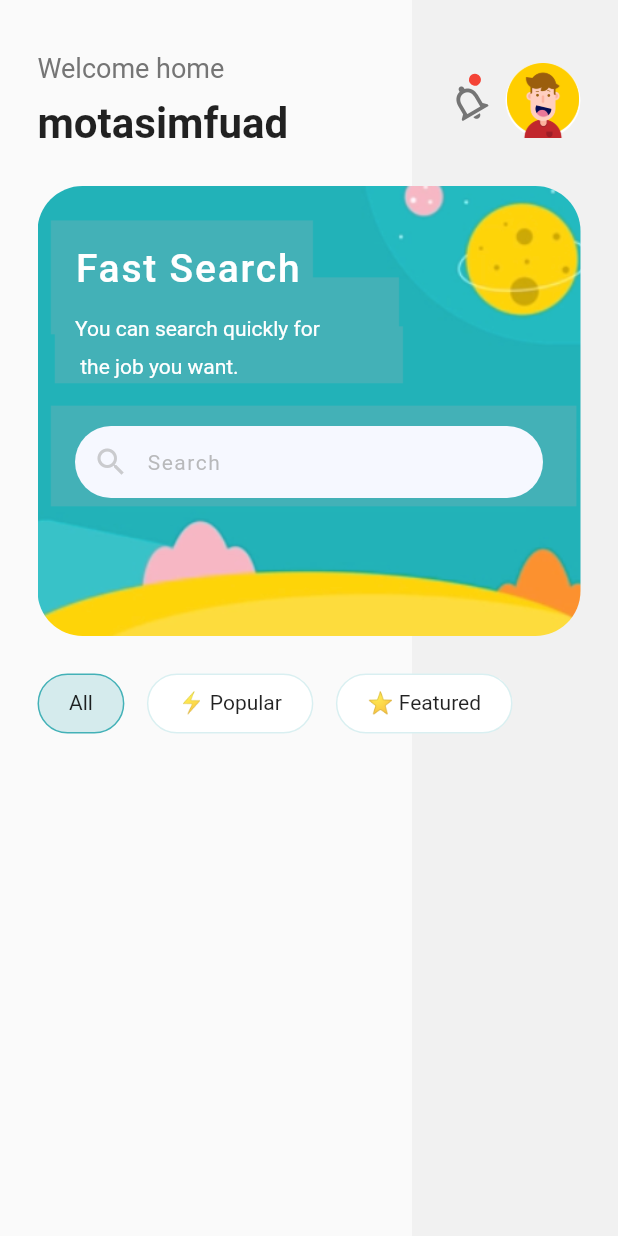
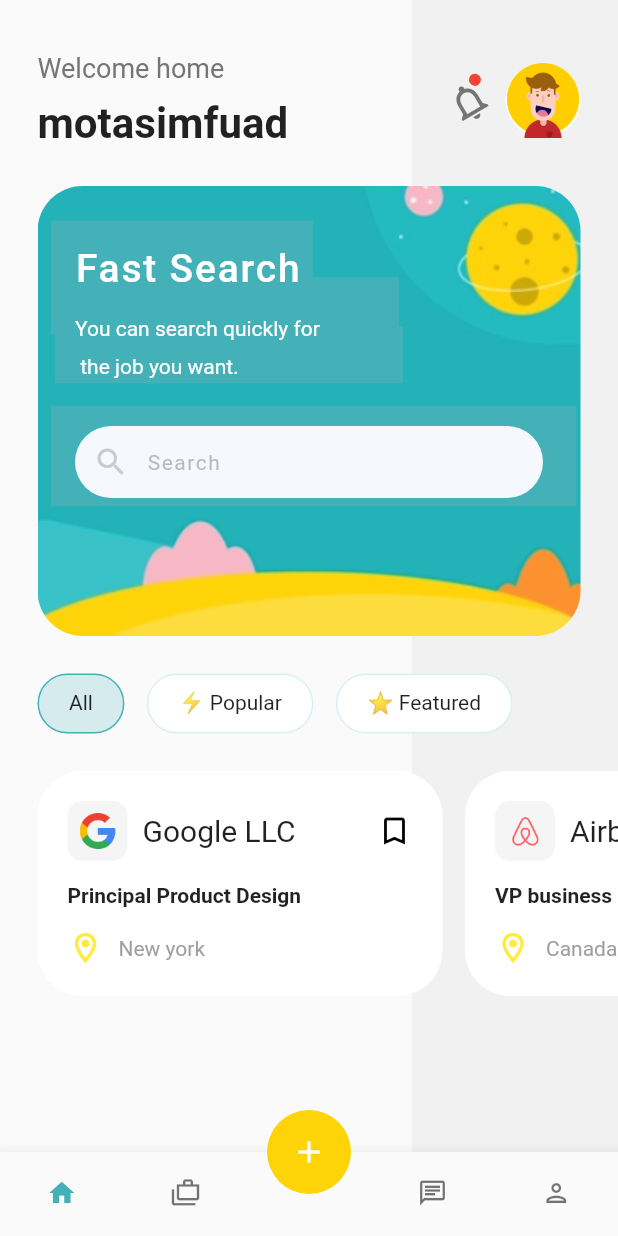
Before and after one commit to motasimfuad/job_finder_flutter, a Flutter app: the screen it shows after launch, on a phone screen of 412 x 824 dp. Run offline on Flutter 3.47's test engine with Material 2 defaults, Android fonts, the phone set to English and light mode, and no system bars.

Commit message:
home page completed

```diff
--- /dev/null
+++ b/lib/models/job.dart
@@ -0,0 +1,66 @@
+class Job {
+  String company;
+  String longUrl;
+  bool isMark;
+  String title;
+  String location;
+  String time;
+  List<String> req;
+
+  Job({
+    required this.company,
+    required this.longUrl,
+    required this.isMark,
+    required this.title,
+    required this.location,
+    required this.time,
+    required this.req,
+  });
+
+  static List<Job> generateJobs() {
+    return [
+      Job(
+        company: 'Google LLC',
+        longUrl: 'assets/images/google_logo.png',
+        isMark: false,
+        title: 'Principal Product Design',
+        location: 'New york',
+        time: 'Full time',
+        req: [
+          'Creative with an eye for shape and color',
+          'Understand different materials and production methods',
+          'How technical adn scientific knowledge',
+          'Interested in the way people choose and use product',
+        ],
+      ),
+      Job(
+        company: 'Airbnb Inc',
+        longUrl: 'assets/images/airbnb_logo.png',
+        isMark: true,
+        title: 'VP business Design',
+        location: 'Canada',
+        time: 'Part time',
+        req: [
+          'Creative with an eye for shape and color',
+          'Understand different materials and production methods',
+          'How technical adn scientific knowledge',
+          'Interested in the way people choose and use product',
+        ],
+      ),
+      Job(
+        company: 'LinkedIn corp.',
+        longUrl: 'assets/images/linkedin_logo.png',
+        isMark: true,
+        title: 'Talent Acquisation Lead',
+        location: 'Canada',
+        time: 'Part time',
+        req: [
+          'Creative with an eye for shape and color',
+          'Understand different materials and production methods',
+          'How technical adn scientific knowledge',
+          'Interested in the way people choose and use product',
+        ],
+      ),
+    ];
+  }
+}
--- a/lib/screens/home/home.dart
+++ b/lib/screens/home/home.dart
@@ -1,5 +1,6 @@
 import 'package:flutter/material.dart';
 import 'package:job_finder_flutter/screens/home/widgets/home_app_bar.dart';
+import 'package:job_finder_flutter/screens/home/widgets/job_list.dart';
 import 'package:job_finder_flutter/screens/home/widgets/search_card.dart';
 import 'package:job_finder_flutter/screens/home/widgets/tag_list.dart';
 
@@ -26,14 +27,70 @@ class HomePage extends StatelessWidget {
             ],
           ),
           Column(
-            children: const [
-              HomeAppBar(),
-              SearchCard(),
-              TagList(),
+            children: [
+              const HomeAppBar(),
+              const SearchCard(),
+              const TagList(),
+              JobList(),
             ],
           ),
         ],
       ),
+      floatingActionButtonLocation: FloatingActionButtonLocation.centerDocked,
+      floatingActionButton: FloatingActionButton(
+        elevation: 0,
+        onPressed: () {},
+        child: const Icon(
+          Icons.add,
+          color: Colors.white,
+        ),
+      ),
+      bottomNavigationBar: Theme(
+        data: ThemeData(
+          splashColor: Colors.transparent,
+          highlightColor: Colors.transparent,
+        ),
+        child: BottomNavigationBar(
+          showSelectedLabels: false,
+          showUnselectedLabels: false,
+          selectedItemColor: Theme.of(context).primaryColor,
+          type: BottomNavigationBarType.fixed,
+          items: const [
+            BottomNavigationBarItem(
+              icon: Icon(
+                Icons.home,
+                size: 20,
+              ),
+              label: 'Home',
+            ),
+            BottomNavigationBarItem(
+              icon: Icon(
+                Icons.cases_outlined,
+                size: 20,
+              ),
+              label: 'Case',
+            ),
+            BottomNavigationBarItem(
+              icon: Text(''),
+              label: '',
+            ),
+            BottomNavigationBarItem(
+              icon: Icon(
+                Icons.chat_outlined,
+                size: 20,
+              ),
+              label: 'Chat',
+            ),
+            BottomNavigationBarItem(
+              icon: Icon(
+                Icons.person_outlined,
+                size: 20,
+              ),
+              label: 'Person',
+            ),
+          ],
+        ),
+      ),
     );
   }
 }
--- /dev/null
+++ b/lib/screens/home/widgets/job_item.dart
@@ -0,0 +1,76 @@
+import 'package:flutter/cupertino.dart';
+import 'package:flutter/material.dart';
+import 'package:job_finder_flutter/constants/colors.dart';
+import 'package:job_finder_flutter/models/job.dart';
+import 'package:job_finder_flutter/widgets/icon_text.dart';
+
+class JobItem extends StatelessWidget {
+  final Job job;
+  final bool showTime;
+  const JobItem(this.job, {this.showTime = false});
+
+  @override
+  Widget build(BuildContext context) {
+    return Container(
+      width: 270,
+      padding: const EdgeInsets.all(20),
+      decoration: BoxDecoration(
+        color: Colors.white,
+        borderRadius: BorderRadius.circular(30),
+      ),
+      child: Column(
+        crossAxisAlignment: CrossAxisAlignment.start,
+        children: [
+          Row(
+            mainAxisAlignment: MainAxisAlignment.spaceBetween,
+            children: [
+              Row(
+                children: [
+                  Container(
+                    height: 40,
+                    width: 40,
+                    padding: const EdgeInsets.all(8),
+                    decoration: BoxDecoration(
+                      color: Colors.grey.shade100,
+                      borderRadius: BorderRadius.circular(10),
+                    ),
+                    child: Image.asset(job.longUrl),
+                  ),
+                  const SizedBox(width: 10),
+                  Text(
+                    job.company,
+                    style: const TextStyle(
+                      fontSize: 20,
+                      color: Colors.black87,
+                      fontWeight: FontWeight.w400,
+                    ),
+                  ),
+                ],
+              ),
+              Icon(
+                job.isMark ? Icons.bookmark : Icons.bookmark_outline_outlined,
+                color: job.isMark ? kPrimary : Colors.black,
+              ),
+            ],
+          ),
+          const SizedBox(height: 15),
+          Text(
+            job.title,
+            style: const TextStyle(
+              fontWeight: FontWeight.bold,
+            ),
+          ),
+          const SizedBox(height: 15),
+          Row(
+            mainAxisAlignment: MainAxisAlignment.spaceBetween,
+            children: [
+              IconText(icon: Icons.location_on_outlined, text: job.location),
+              if (showTime)
+                IconText(icon: Icons.access_time_outlined, text: job.time),
+            ],
+          )
+        ],
+      ),
+    );
+  }
+}
--- /dev/null
+++ b/lib/screens/home/widgets/job_list.dart
@@ -0,0 +1,41 @@
+import 'package:flutter/material.dart';
+import 'package:job_finder_flutter/models/job.dart';
+import 'package:job_finder_flutter/screens/home/widgets/job_detail.dart';
+import 'package:job_finder_flutter/screens/home/widgets/job_item.dart';
+
+class JobList extends StatelessWidget {
+  final jobList = Job.generateJobs();
+
+  @override
+  Widget build(BuildContext context) {
+    return Container(
+      padding: const EdgeInsets.symmetric(vertical: 25),
+      height: 200,
+      child: ListView.separated(
+        padding: const EdgeInsets.symmetric(horizontal: 25),
+        scrollDirection: Axis.horizontal,
+        itemCount: jobList.length,
+        separatorBuilder: (BuildContext context, int index) {
+          return const SizedBox(width: 15);
+        },
+        itemBuilder: (BuildContext context, int index) {
+          return GestureDetector(
+            onTap: () {
+              showModalBottomSheet(
+                shape: const RoundedRectangleBorder(
+                  borderRadius: BorderRadius.only(
+                    topLeft: Radius.circular(30),
+                    topRight: Radius.circular(30),
+                  ),
+                ),
+                context: context,
+                builder: (context) => JobDetail(jobList[index]),
+              );
+            },
+            child: JobItem(jobList[index]),
+          );
+        },
+      ),
+    );
+  }
+}
--- a/lib/screens/home/widgets/search_card.dart
+++ b/lib/screens/home/widgets/search_card.dart
@@ -1,6 +1,7 @@
 import 'package:flutter/cupertino.dart';
 import 'package:flutter/material.dart';
 import 'package:job_finder_flutter/constants/colors.dart';
+import 'package:job_finder_flutter/screens/search/search.dart';
 
 class SearchCard extends StatelessWidget {
   const SearchCard({Key? key}) : super(key: key);
@@ -71,6 +72,11 @@ class SearchCard extends StatelessWidget {
                 letterSpacing: 1.0,
               ),
             ),
+            onTap: () {
+              Navigator.of(context).push(MaterialPageRoute(
+                builder: (context) => SearchPage(),
+              ));
+            },
           ),
         ],
       ),
--- /dev/null
+++ b/lib/widgets/icon_text.dart
@@ -0,0 +1,28 @@
+import 'package:flutter/material.dart';
+
+class IconText extends StatelessWidget {
+  final IconData icon;
+  final String text;
+
+  const IconText({Key? key, required this.icon, required this.text})
+      : super(key: key);
+
+  @override
+  Widget build(BuildContext context) {
+    return Row(
+      children: [
+        Icon(
+          icon,
+          color: Colors.yellow,
+        ),
+        const SizedBox(width: 10),
+        Text(
+          text,
+          style: const TextStyle(
+            color: Colors.grey,
+          ),
+        )
+      ],
+    );
+  }
+}
```
Also changed, not shown: lib/screens/home/widgets/job_detail.dart (added, +167 -0 lines), lib/screens/search/search.dart (added, +29 -0 lines).
